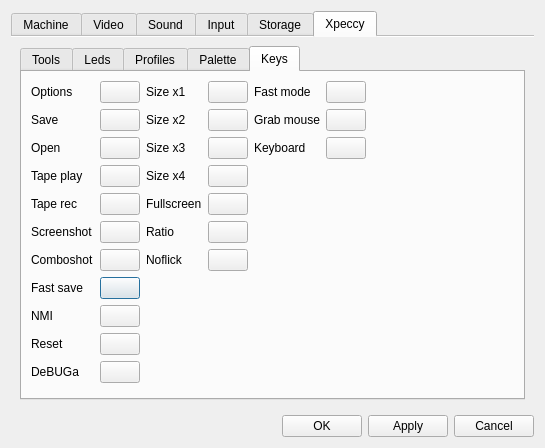
The window that ui/setupwin.ui (samstyle/Xpeccy) describes before a commit, drawn with Qt 5.
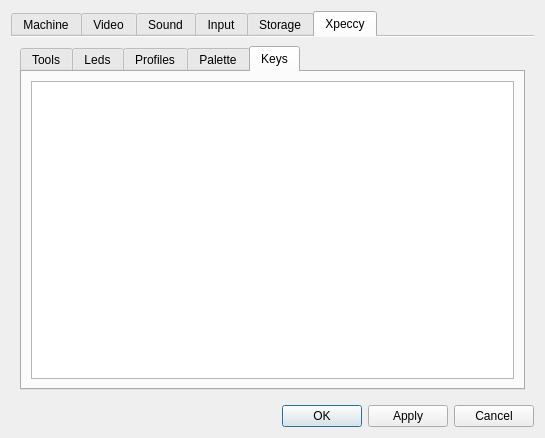
The same window after the commit. The open tabs and pages were chosen to show the change. Icons and pictures are not drawn. Custom widgets are drawn as their Qt base class.

Commit message: build 20200311 [+] Adjust of hotkeys tab

```diff
--- a/ui/setupwin.ui
+++ b/ui/setupwin.ui
@@ -3440,247 +3440,35 @@
             <attribute name="title">
              <string>Keys</string>
             </attribute>
-            <layout class="QGridLayout" name="gridLayout_17">
-             <item row="7" column="1">
-              <widget class="QPushButton" name="tbFSaveKey"/>
-             </item>
-             <item row="0" column="6">
-              <spacer name="horizontalSpacer_8">
-               <property name="orientation">
-                <enum>Qt::Horizontal</enum>
+            <layout class="QVBoxLayout" name="verticalLayout_40">
+             <item>
+              <widget class="xHotkeyTable" name="tvHotkeys">
+               <property name="selectionMode">
+                <enum>QAbstractItemView::SingleSelection</enum>
                </property>
-               <property name="sizeHint" stdset="0">
-                <size>
-                 <width>40</width>
-                 <height>20</height>
-                </size>
+               <property name="selectionBehavior">
+                <enum>QAbstractItemView::SelectRows</enum>
                </property>
-              </spacer>
-             </item>
-             <item row="2" column="0">
-              <widget class="QLabel" name="label_55">
-               <property name="text">
-                <string>Open</string>
+               <property name="gridStyle">
+                <enum>Qt::DotLine</enum>
                </property>
+               <attribute name="horizontalHeaderVisible">
+                <bool>false</bool>
+               </attribute>
+               <attribute name="horizontalHeaderDefaultSectionSize">
+                <number>150</number>
+               </attribute>
+               <attribute name="horizontalHeaderStretchLastSection">
+                <bool>true</bool>
+               </attribute>
+               <attribute name="verticalHeaderVisible">
+                <bool>false</bool>
+               </attribute>
+               <attribute name="verticalHeaderDefaultSectionSize">
+                <number>17</number>
+               </attribute>
               </widget>
              </item>
-             <item row="0" column="2">
-              <widget class="QLabel" name="label_63">
-               <property name="text">
-                <string>Size x1</string>
-               </property>
-              </widget>
-             </item>
-             <item row="3" column="1">
-              <widget class="QPushButton" name="tbTPlayKey"/>
-             </item>
-             <item row="1" column="3">
-              <widget class="QPushButton" name="tbSize2Key"/>
-             </item>
-             <item row="1" column="4">
-              <widget class="QLabel" name="label_71">
-               <property name="text">
-                <string>Grab mouse</string>
-               </property>
-              </widget>
-             </item>
-             <item row="0" column="1">
-              <widget class="QPushButton" name="tbOptionsKey"/>
-             </item>
-             <item row="0" column="3">
-              <widget class="QPushButton" name="tbSize1Key">
-               <property name="text">
-                <string/>
-               </property>
-              </widget>
-             </item>
-             <item row="0" column="0">
-              <widget class="QLabel" name="label_53">
-               <property name="text">
-                <string>Options</string>
-               </property>
-              </widget>
-             </item>
-             <item row="3" column="3">
-              <widget class="QPushButton" name="tbSize4Key"/>
-             </item>
-             <item row="4" column="1">
-              <widget class="QPushButton" name="tbTRecKey"/>
-             </item>
-             <item row="1" column="2">
-              <widget class="QLabel" name="label_64">
-               <property name="text">
-                <string>Size x2</string>
-               </property>
-              </widget>
-             </item>
-             <item row="5" column="2">
-              <widget class="QLabel" name="label_68">
-               <property name="text">
-                <string>Ratio</string>
-               </property>
-              </widget>
-             </item>
-             <item row="7" column="0">
-              <widget class="QLabel" name="label_59">
-               <property name="text">
-                <string>Fast save</string>
-               </property>
-              </widget>
-             </item>
-             <item row="8" column="1">
-              <widget class="QPushButton" name="tbNmiKey"/>
-             </item>
-             <item row="5" column="0">
-              <widget class="QLabel" name="label_58">
-               <property name="text">
-                <string>Screenshot</string>
-               </property>
-              </widget>
-             </item>
-             <item row="4" column="2">
-              <widget class="QLabel" name="label_67">
-               <property name="text">
-                <string>Fullscreen</string>
-               </property>
-              </widget>
-             </item>
-             <item row="10" column="1">
-              <widget class="QPushButton" name="tbDebugKey"/>
-             </item>
-             <item row="9" column="0">
-              <widget class="QLabel" name="label_61">
-               <property name="text">
-                <string>Reset</string>
-               </property>
-              </widget>
-             </item>
-             <item row="3" column="2">
-              <widget class="QLabel" name="label_66">
-               <property name="text">
-                <string>Size x4</string>
-               </property>
-              </widget>
-             </item>
-             <item row="2" column="3">
-              <widget class="QPushButton" name="tbSize3Key"/>
-             </item>
-             <item row="3" column="0">
-              <widget class="QLabel" name="label_56">
-               <property name="text">
-                <string>Tape play</string>
-               </property>
-              </widget>
-             </item>
-             <item row="11" column="1">
-              <spacer name="verticalSpacer_16">
-               <property name="orientation">
-                <enum>Qt::Vertical</enum>
-               </property>
-               <property name="sizeHint" stdset="0">
-                <size>
-                 <width>20</width>
-                 <height>40</height>
-                </size>
-               </property>
-              </spacer>
-             </item>
-             <item row="4" column="3">
-              <widget class="QPushButton" name="tbFullscreenKey"/>
-             </item>
-             <item row="4" column="0">
-              <widget class="QLabel" name="label_57">
-               <property name="text">
-                <string>Tape rec</string>
-               </property>
-              </widget>
-             </item>
-             <item row="6" column="3">
-              <widget class="QPushButton" name="tbNoflickKey"/>
-             </item>
-             <item row="5" column="3">
-              <widget class="QPushButton" name="tbRatioKey"/>
-             </item>
-             <item row="6" column="0">
-              <widget class="QLabel" name="label_62">
-               <property name="text">
-                <string>Comboshot</string>
-               </property>
-              </widget>
-             </item>
-             <item row="6" column="1">
-              <widget class="QPushButton" name="tbComboShotKey"/>
-             </item>
-             <item row="5" column="1">
-              <widget class="QPushButton" name="tbSShotKey"/>
-             </item>
-             <item row="2" column="4">
-              <widget class="QLabel" name="label_72">
-               <property name="text">
-                <string>Keyboard</string>
-               </property>
-              </widget>
-             </item>
-             <item row="1" column="1">
-              <widget class="QPushButton" name="tbSaveKey"/>
-             </item>
-             <item row="0" column="4">
-              <widget class="QLabel" name="label_70">
-               <property name="text">
-                <string>Fast mode</string>
-               </property>
-              </widget>
-             </item>
-             <item row="9" column="1">
-              <widget class="QPushButton" name="tbResetKey"/>
-             </item>
-             <item row="2" column="1">
-              <widget class="QPushButton" name="tbOpenKey"/>
-             </item>
-             <item row="1" column="0">
-              <widget class="QLabel" name="label_54">
-               <property name="text">
-                <string>Save</string>
-               </property>
-              </widget>
-             </item>
-             <item row="8" column="0">
-              <widget class="QLabel" name="label_60">
-               <property name="text">
-                <string>NMI</string>
-               </property>
-              </widget>
-             </item>
-             <item row="2" column="2">
-              <widget class="QLabel" name="label_65">
-               <property name="text">
-                <string>Size x3</string>
-               </property>
-              </widget>
-             </item>
-             <item row="6" column="2">
-              <widget class="QLabel" name="label_69">
-               <property name="text">
-                <string>Noflick</string>
-               </property>
-              </widget>
-             </item>
-             <item row="10" column="0">
-              <widget class="QLabel" name="label_73">
-               <property name="text">
-                <string>DeBUGa</string>
-               </property>
-              </widget>
-             </item>
-             <item row="0" column="5">
-              <widget class="QPushButton" name="tbFastKey"/>
-             </item>
-             <item row="1" column="5">
-              <widget class="QPushButton" name="tbGrabMiceKey"/>
-             </item>
-             <item row="2" column="5">
-              <widget class="QPushButton" name="tbKeyboardKey"/>
-             </item>
             </layout>
            </widget>
           </widget>
@@ -3816,6 +3604,11 @@
    <extends>QTableView</extends>
    <header location="global">stdlib.h</header>
   </customwidget>
+  <customwidget>
+   <class>xHotkeyTable</class>
+   <extends>QTableView</extends>
+   <header location="global">stdlib.h</header>
+  </customwidget>
  </customwidgets>
  <resources>
   <include location="../xpeccy.qrc"/>
```
The commit also changes 10 other files.
